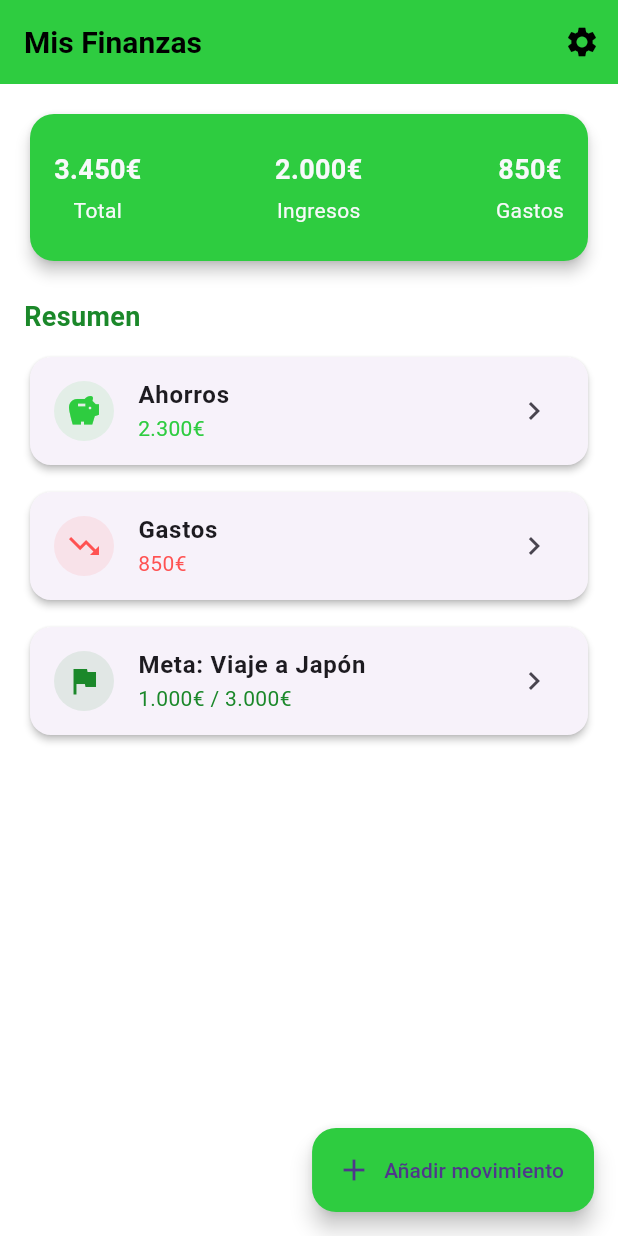
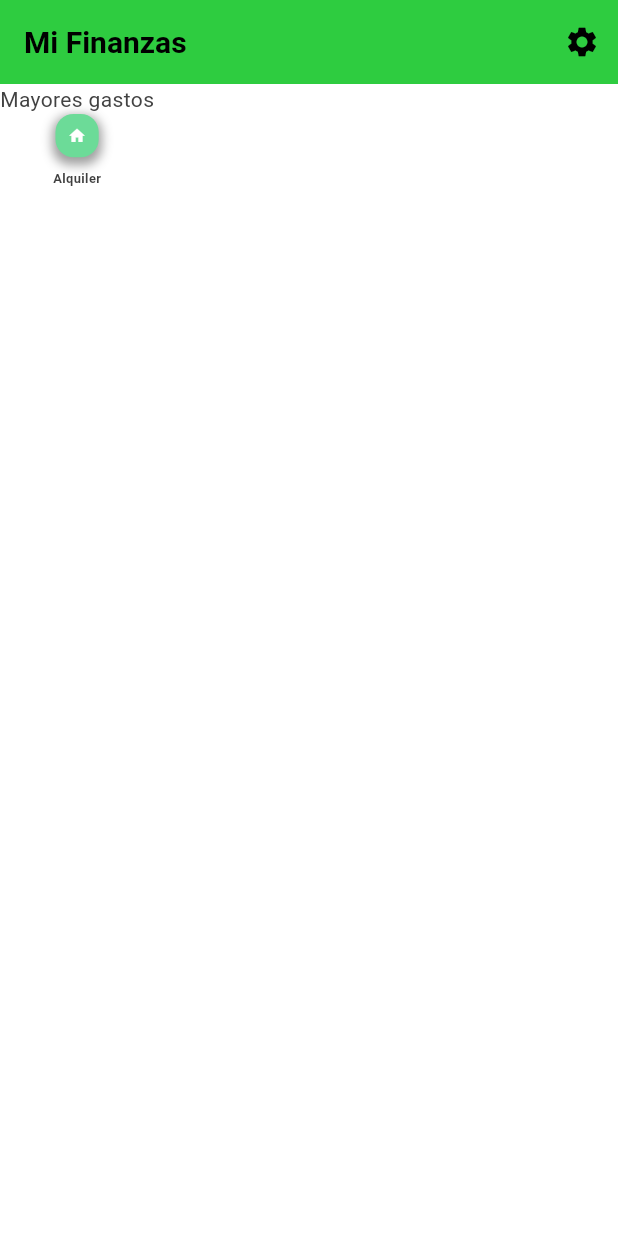
Before and after one commit to joseaej/MoneyToring, a Flutter app: the screen it shows after launch, on a phone screen of 412 x 824 dp. Run offline on Flutter 3.47's test engine with Material 3 defaults, Android fonts, the phone set to English and light mode, and no system bars; our stand-ins replace firebase_auth, firebase_core, flutter_svg, hive, hive_flutter, introduction_screen and 1 more; accounts and stored records are empty.

Commit message:
add financial operation ui

```diff
--- /dev/null
+++ b/lib/app/utils/enums.dart
@@ -0,0 +1 @@
+enum FinancialOperation { deposit,withdraw}
--- /dev/null
+++ b/lib/domain/models/operation.dart
@@ -0,0 +1,13 @@
+import 'package:flutter/material.dart';
+
+import '../../app/utils/enums.dart';
+
+class Operation {
+  final Icon icon = Icon(Icons.home);
+  final FinancialOperation operation = FinancialOperation.deposit;
+  final String label="";
+  final double amount = 0.0;
+  DateTime date = DateTime.now();
+
+
+}
--- /dev/null
+++ b/lib/presentation/pages/add/add_page.dart
@@ -0,0 +1,15 @@
+import 'package:flutter/material.dart';
+
+class AddPage extends StatefulWidget {
+  const AddPage({super.key});
+
+  @override
+  State<AddPage> createState() => _AddPageState();
+}
+
+class _AddPageState extends State<AddPage> {
+  @override
+  Widget build(BuildContext context) {
+    return const Placeholder();
+  }
+}
--- a/lib/presentation/pages/home/home_page.dart
+++ b/lib/presentation/pages/home/home_page.dart
@@ -1,5 +1,6 @@
 import 'package:flutter/material.dart';
 import 'package:moneytoring/app/utils/theme.dart';
+import 'package:sizer/sizer.dart';
 
 class HomePage extends StatelessWidget {
   const HomePage({super.key});
@@ -11,7 +12,7 @@ class HomePage extends StatelessWidget {
         backgroundColor: green,
         elevation: 0,
         title: const Text(
-          'Mis Finanzas',
+          'Mi Finanzas',
           style: TextStyle(fontWeight: FontWeight.bold),
         ),
         actions: [
@@ -23,146 +24,45 @@ class HomePage extends StatelessWidget {
           ),
         ],
       ),
-      body: Padding(
-        padding: const EdgeInsets.all(16.0),
+      body: SingleChildScrollView(
         child: Column(
-          crossAxisAlignment: CrossAxisAlignment.start,
-          children: [
-            _SummaryCard(),
-            const SizedBox(height: 20),
-            _SectionTitle('Resumen'),
-            const SizedBox(height: 10),
-            Expanded(
-              child: ListView(
-                children: [
-                  _FinanceCard(
-                    title: 'Ahorros',
-                    amount: '2.300€',
-                    icon: Icons.savings,
-                    color: green,
-                  ),
-                  const SizedBox(height: 10),
-                  _FinanceCard(
-                    title: 'Gastos',
-                    amount: '850€',
-                    icon: Icons.trending_down,
-                    color: Colors.redAccent,
-                  ),
-                  const SizedBox(height: 10),
-                  _FinanceCard(
-                    title: 'Meta: Viaje a Japón',
-                    amount: '1.000€ / 3.000€',
-                    icon: Icons.flag,
-                    color: darkGreen,
-                  ),
-                ],
-              ),
-            ),
-          ],
-        ),
-      ),
-      floatingActionButton: FloatingActionButton.extended(
-        onPressed: () {},
-        backgroundColor: green,
-        icon: const Icon(Icons.add),
-        label: const Text('Añadir movimiento'),
-      ),
-    );
-  }
-}
-
-class _SummaryCard extends StatelessWidget {
-  @override
-  Widget build(BuildContext context) {
-    return Card(
-      shape: RoundedRectangleBorder(borderRadius: BorderRadius.circular(16)),
-      color: green,
-      elevation: 4,
-      child: Padding(
-        padding: const EdgeInsets.symmetric(vertical: 24, horizontal: 16),
-        child: Row(
-          mainAxisAlignment: MainAxisAlignment.spaceBetween,
-          children: [
-            _SummaryItem(title: 'Total', value: '3.450€'),
-            _SummaryItem(title: 'Ingresos', value: '2.000€'),
-            _SummaryItem(title: 'Gastos', value: '850€'),
-          ],
+          children: [Text("Mayores gastos"), _buildTopSpendingItem()],
         ),
       ),
     );
   }
-}
 
-class _SummaryItem extends StatelessWidget {
-  final String title;
-  final String value;
-
-  const _SummaryItem({required this.title, required this.value});
-
-  @override
-  Widget build(BuildContext context) {
+  Widget _buildTopSpendingItem() {
     return Column(
       children: [
-        Text(value,
-            style: const TextStyle(
-              fontSize: 18,
-              fontWeight: FontWeight.bold,
-              color: backgroundLight,
-            )),
-        const SizedBox(height: 4),
-        Text(title, style: const TextStyle(color: backgroundLight)),
-      ],
-    );
-  }
-}
-
-class _FinanceCard extends StatelessWidget {
-  final String title;
-  final String amount;
-  final IconData icon;
-  final Color color;
-
-  const _FinanceCard({
-    required this.title,
-    required this.amount,
-    required this.icon,
-    required this.color,
-  });
-
-  @override
-  Widget build(BuildContext context) {
-    return Card(
-      elevation: 2,
-      shape: RoundedRectangleBorder(borderRadius: BorderRadius.circular(14)),
-      child: ListTile(
-        leading: CircleAvatar(
-          backgroundColor: color.withOpacity(0.1),
-          child: Icon(icon, color: color),
+        Container(
+          padding: EdgeInsets.all(2.w),
+          decoration: BoxDecoration(
+            color: ultralightGreen,
+            borderRadius: BorderRadius.circular(12),
+            boxShadow: [
+              BoxShadow(
+                color: Colors.grey.withValues(alpha: 100),
+                spreadRadius: 2,
+                blurRadius: 5,
+                offset: Offset(0, 3),
+              ),
+            ],
+          ),
+          child: Icon(
+            Icons.home,
+            color: font,
+            size: 3.w,
+          ),
         ),
-        title: Text(title, style: const TextStyle(fontWeight: FontWeight.bold)),
-        subtitle: Text(amount, style: TextStyle(color: color)),
-        trailing: const Icon(Icons.chevron_right),
-        onTap: () {},
-      ),
-    );
-  }
-}
-
-class _SectionTitle extends StatelessWidget {
-  final String text;
-
-  const _SectionTitle(this.text);
-
-  @override
-  Widget build(BuildContext context) {
-    return Row(
-      children: [
+        const SizedBox(height: 8),
         Text(
-          text,
-          style: const TextStyle(
-              fontSize: 18,
-              fontWeight: FontWeight.bold,
-              color: darkGreen),
+          "Alquiler",
+          style: TextStyle(
+            fontSize: 12.sp,
+            fontWeight: FontWeight.bold,
+            color: darkfont,
+          ),
         ),
       ],
     );
--- a/pubspec.yaml
+++ b/pubspec.yaml
@@ -9,6 +9,7 @@ environment:
 dependencies:
   firebase_auth: ^5.5.4
   firebase_core: ^3.13.1
+  fl_chart: ^1.0.0
   flutter:
     sdk: flutter
   flutter_launcher_icons: ^0.14.3
```
Also changed, not shown: pubspec.lock.
